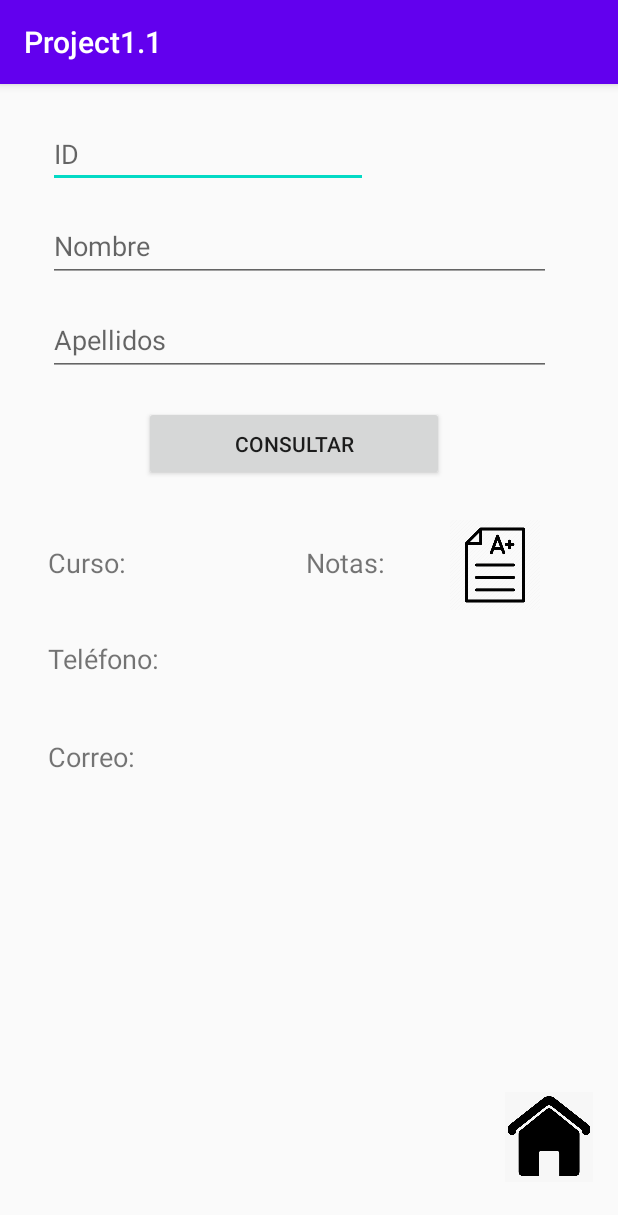
After one commit to sergiomunrui/Project1.1, an Android app: the DatosAlumnoActivity screen opened directly, with no data from a screen before it, on a phone screen of 412 x 824 dp. The commit adds this screen. Shown: the top 1215 px of the screen. Run offline under Robolectric (Android 15) with nearby library versions, the phone set to English and light mode, and no system bars.

Commit message:
Creada pantalla y lógica DatosAlumnoActivity

```diff
--- /dev/null
+++ b/app/src/main/java/com/sergio/project11/DatosAlumnoActivity.java
@@ -0,0 +1,83 @@
+package com.sergio.project11;
+
+import android.content.Intent;
+import android.database.Cursor;
+import android.database.sqlite.SQLiteDatabase;
+import android.support.v7.app.AppCompatActivity;
+import android.os.Bundle;
+import android.view.View;
+import android.widget.EditText;
+import android.widget.TextView;
+import android.widget.Toast;
+
+public class DatosAlumnoActivity extends AppCompatActivity {
+
+    EditText etID, etNombre, etApellidos;
+    TextView tvID, tvNombre, tvApellidos, tvGrupo, tvTelefono, tvCorreo;
+
+    @Override
+    protected void onCreate(Bundle savedInstanceState) {
+        super.onCreate(savedInstanceState);
+        setContentView(R.layout.activity_datos_alumno);
+
+        etID=findViewById(R.id.etConsultarID);
+        etNombre=findViewById(R.id.etConsultarNombre);
+        etApellidos=findViewById(R.id.etConsultarApellidos);
+        tvGrupo=findViewById(R.id.tvConsultarGrupo);
+        tvTelefono=findViewById(R.id.tvConsultarTelefono);
+        tvCorreo=findViewById(R.id.tvConsultarCorreo);
+
+    }
+
+    //Método para consultar datos
+    public void ConsultarDatos(View view){
+        String codigoAlum = etID.getText().toString();
+        String nombreAlum = etNombre.getText().toString();
+        String apellidosAlum = etApellidos.getText().toString();
+
+        if (!codigoAlum.isEmpty() || (!nombreAlum.isEmpty() && !apellidosAlum.isEmpty())) {
+            //Si el código está insertado o el nombre y apellidos insertados:
+            DatabaseHelper dbHelper = new DatabaseHelper(DatosAlumnoActivity.this);
+            SQLiteDatabase db = dbHelper.getReadableDatabase();
+
+            //Consulta que busca o por el id o por nombre y apellidos, Ejecuta y guarda los resultados
+            String consultaAlumno = "SELECT id_al, nombre_al, apellidos_al, telefono_al, correo_al, grupo FROM alumno WHERE id_al = ? OR (nombre_al = ? AND apellidos_al = ?)";
+            Cursor cursor = db.rawQuery(consultaAlumno, new String[]{codigoAlum, nombreAlum, apellidosAlum});
+
+            //Si obtenemos resultado y existe el registro, extraemos datos y los mostramos en pantalla
+            if (cursor.moveToFirst()) {
+                String idAlumno = cursor.getString(0);
+                String nombreAlumno = cursor.getString(1);
+                String apellidosAlumno = cursor.getString(2);
+                String telefonoAlumno = cursor.getString(3);
+                String correoAlumno = cursor.getString(4);
+                String grupoAlumno = cursor.getString(5);
+
+                etID.setText(idAlumno);
+                etNombre.setText(nombreAlumno);
+                etApellidos.setText(apellidosAlumno);
+                tvTelefono.setText("Teléfono: "+telefonoAlumno);
+                tvCorreo.setText("Correo: "+correoAlumno);
+                tvGrupo.setText("Grupo: "+grupoAlumno);
+            } else {
+                //Si no obtenemos registro, lanzamos Toast
+                Toast.makeText(DatosAlumnoActivity.this, "Alumno no encontrado", Toast.LENGTH_SHORT).show();
+            }
+        } else {
+            //Si no se ha insertado el ID o el nombre y apellido, lanzamos Toast
+            Toast.makeText(DatosAlumnoActivity.this, "Por favor, introduce el ID o el nombre y apellidos del alumno", Toast.LENGTH_SHORT).show();
+        }
+    }
+
+    //Método para pasar a MainActivity
+    public void Menu(View view){
+        Intent i = new Intent(this, MainActivity.class);
+        startActivity(i);
+    }
+
+    //Método para pasar a DatosNotasActivity
+    public void DatosNotas(View view){
+        Intent i = new Intent(this, DatosNotasActivity.class);
+        startActivity(i);
+    }
+}
--- a/app/src/main/java/com/sergio/project11/EliminarActivity.java
+++ b/app/src/main/java/com/sergio/project11/EliminarActivity.java
@@ -78,10 +78,5 @@ public class EliminarActivity extends AppCompatActivity {
         }
     }
 
-    //Método para pasar a MainActivity
-    public void Menu(View view){
-        Intent i = new Intent(this, MainActivity.class);
-        startActivity(i);
-    }
 
 }
--- a/app/src/main/java/com/sergio/project11/MainActivity.java
+++ b/app/src/main/java/com/sergio/project11/MainActivity.java
@@ -24,4 +24,10 @@ public class MainActivity extends AppCompatActivity {
         Intent i = new Intent(this, EliminarActivity.class);
         startActivity(i);
     }
+
+    //Método para pasar a ConsultarActivity
+    public void Consultar(View view){
+        Intent i = new Intent(this, ConsultarActivity.class);
+        startActivity(i);
+    }
 }
--- a/app/src/main/java/com/sergio/project11/RegistrarActivity.java
+++ b/app/src/main/java/com/sergio/project11/RegistrarActivity.java
@@ -95,10 +95,5 @@ public class RegistrarActivity extends AppCompatActivity {
         startActivity(i);
     }
 
-    //Método para pasar a RegistrarActivity
-    public void Menu(View view){
-        Intent i = new Intent(this, MainActivity.class);
-        startActivity(i);
-    }
 
 }
--- a/app/src/main/java/com/sergio/project11/RegistrarNotasActivity.java
+++ b/app/src/main/java/com/sergio/project11/RegistrarNotasActivity.java
@@ -122,10 +122,5 @@ public class RegistrarNotasActivity extends AppCompatActivity {
         startActivity(i);
     }
 
-    //Método para pasar a RegistrarActivity
-    public void Atrás(View view){
-        Intent i = new Intent(this, RegistrarActivity.class);
-        startActivity(i);
-    }
 
 }
--- /dev/null
+++ b/app/src/main/res/layout/activity_datos_alumno.xml
@@ -0,0 +1,122 @@
+<?xml version="1.0" encoding="utf-8"?>
+<android.support.constraint.ConstraintLayout xmlns:android="http://schemas.android.com/apk/res/android"
+    xmlns:app="http://schemas.android.com/apk/res-auto"
+    xmlns:tools="http://schemas.android.com/tools"
+    android:layout_width="match_parent"
+    android:layout_height="match_parent"
+    tools:context=".DatosAlumnoActivity">
+
+    <ImageView
+        android:id="@+id/btnConsultarAlumnoMenu"
+        android:layout_width="60dp"
+        android:layout_height="60dp"
+        android:layout_marginEnd="16dp"
+        android:layout_marginBottom="36dp"
+        android:onClick="Menu"
+        app:layout_constraintBottom_toBottomOf="parent"
+        app:layout_constraintEnd_toEndOf="parent"
+        app:srcCompat="@drawable/home_icon" />
+
+    <EditText
+        android:id="@+id/etConsultarID"
+        android:layout_width="wrap_content"
+        android:layout_height="wrap_content"
+        android:layout_marginStart="32dp"
+        android:layout_marginTop="24dp"
+        android:ems="10"
+        android:hint="@string/etRegistrarID"
+        android:inputType="number"
+        app:layout_constraintStart_toStartOf="parent"
+        app:layout_constraintTop_toTopOf="parent" />
+
+    <EditText
+        android:id="@+id/etConsultarNombre"
+        android:layout_width="335dp"
+        android:layout_height="47dp"
+        android:layout_marginStart="32dp"
+        android:layout_marginTop="15dp"
+        android:ems="10"
+        android:hint="@string/etRegistrarNombre"
+        android:inputType="textPersonName"
+        app:layout_constraintStart_toStartOf="parent"
+        app:layout_constraintTop_toBottomOf="@+id/etConsultarID" />
+
+    <EditText
+        android:id="@+id/etConsultarApellidos"
+        android:layout_width="335dp"
+        android:layout_height="47dp"
+        android:layout_marginStart="32dp"
+        android:layout_marginTop="15dp"
+        android:ems="10"
+        android:hint="@string/etRegistrarApellidos"
+        android:inputType="textPersonName"
+        app:layout_constraintStart_toStartOf="parent"
+        app:layout_constraintTop_toBottomOf="@+id/etConsultarNombre" />
+
+    <Button
+        android:id="@+id/btnConsultarDatos"
+        android:layout_width="200dp"
+        android:layout_height="50dp"
+        android:layout_marginStart="96dp"
+        android:layout_marginTop="20dp"
+        android:onClick="ConsultarDatos"
+        android:text="@string/tvConsultar"
+        app:layout_constraintStart_toStartOf="parent"
+        app:layout_constraintTop_toBottomOf="@+id/etConsultarApellidos" />
+
+    <TextView
+        android:id="@+id/tvConsultarTelefono"
+        android:layout_width="300dp"
+        android:layout_height="40dp"
+        android:layout_marginStart="32dp"
+        android:layout_marginTop="24dp"
+        android:text="@string/tvTelefono"
+        android:textSize="18sp"
+        app:layout_constraintStart_toStartOf="parent"
+        app:layout_constraintTop_toBottomOf="@+id/tvConsultarGrupo" />
+
+    <TextView
+        android:id="@+id/tvConsultarCorreo"
+        android:layout_width="300dp"
+        android:layout_height="40dp"
+        android:layout_marginStart="32dp"
+        android:layout_marginTop="25dp"
+        android:text="@string/tvCorreo"
+        android:textSize="18sp"
+        app:layout_constraintStart_toStartOf="parent"
+        app:layout_constraintTop_toBottomOf="@+id/tvConsultarTelefono" />
+
+    <TextView
+        android:id="@+id/tvConsultarGrupo"
+        android:layout_width="120dp"
+        android:layout_height="40dp"
+        android:layout_marginStart="32dp"
+        android:layout_marginTop="42dp"
+        android:text="@string/tvCurso"
+        android:textSize="18sp"
+        app:layout_constraintStart_toStartOf="parent"
+        app:layout_constraintTop_toBottomOf="@+id/btnConsultarDatos" />
+
+    <TextView
+        android:id="@+id/tvNotas"
+        android:layout_width="80dp"
+        android:layout_height="40dp"
+        android:layout_marginTop="42dp"
+        android:layout_marginEnd="128dp"
+        android:text="@string/tvNotas"
+        android:textSize="18sp"
+        app:layout_constraintEnd_toEndOf="parent"
+        app:layout_constraintTop_toBottomOf="@+id/btnConsultarDatos" />
+
+    <ImageView
+        android:id="@+id/btnDatosNotas"
+        android:layout_width="60dp"
+        android:layout_height="60dp"
+        android:layout_marginTop="26dp"
+        android:layout_marginEnd="52dp"
+        android:onClick="DatosNotas"
+        app:layout_constraintEnd_toEndOf="parent"
+        app:layout_constraintTop_toBottomOf="@+id/btnConsultarDatos"
+        app:srcCompat="@mipmap/mark_icon" />
+
+</android.support.constraint.ConstraintLayout>
--- a/app/src/main/res/layout/activity_main.xml
+++ b/app/src/main/res/layout/activity_main.xml
@@ -23,6 +23,7 @@
         android:layout_height="50dp"
         android:layout_marginStart="104dp"
         android:layout_marginTop="50dp"
+        android:onClick="Consultar"
         android:text="@string/btnMenuConsultar"
         app:layout_constraintStart_toStartOf="parent"
         app:layout_constraintTop_toBottomOf="@+id/btnMenuRegistrar" />
--- a/app/src/main/res/values/strings.xml
+++ b/app/src/main/res/values/strings.xml
@@ -48,5 +48,12 @@
     </string-array>
     <string name="tvEliminarID">Introduzca el ID del alumno:</string>
     <string name="btnEliminar">Eliminar</string>
+    <string name="tvConsultar">Consultar</string>
+    <string name="btnConsultarAlumno">Consultar alumno</string>
+    <string name="btnConsultarCurso">Consultar curso</string>
+    <string name="tvTelefono">Teléfono: </string>
+    <string name="tvCorreo">Correo: </string>
+    <string name="tvCurso">Curso: </string>
+    <string name="tvNotas">Notas: </string>
 
 </resources>
```
Also changed, not shown: app/src/main/AndroidManifest.xml (+21 -0 lines), app/src/main/java/com/sergio/project11/ConsultarActivity.java (added, +22 -0 lines), app/src/main/java/com/sergio/project11/DatosNotasActivity.java (added, +13 -0 lines), app/src/main/res/layout/activity_consultar.xml (added, +41 -0 lines), app/src/main/res/layout/activity_datos_notas.xml (added, +9 -0 lines), app/src/main/res/layout/activity_eliminar.xml (+0 -11 lines), app/src/main/res/layout/activity_registrar.xml (+3 -13 lines), app/src/main/res/layout/activity_registrar_notas.xml (+9 -20 lines), app/src/main/res/drawable/home_icon.png (added), app/src/main/res/mipmap-xhdpi/mark_icon.png (added).
